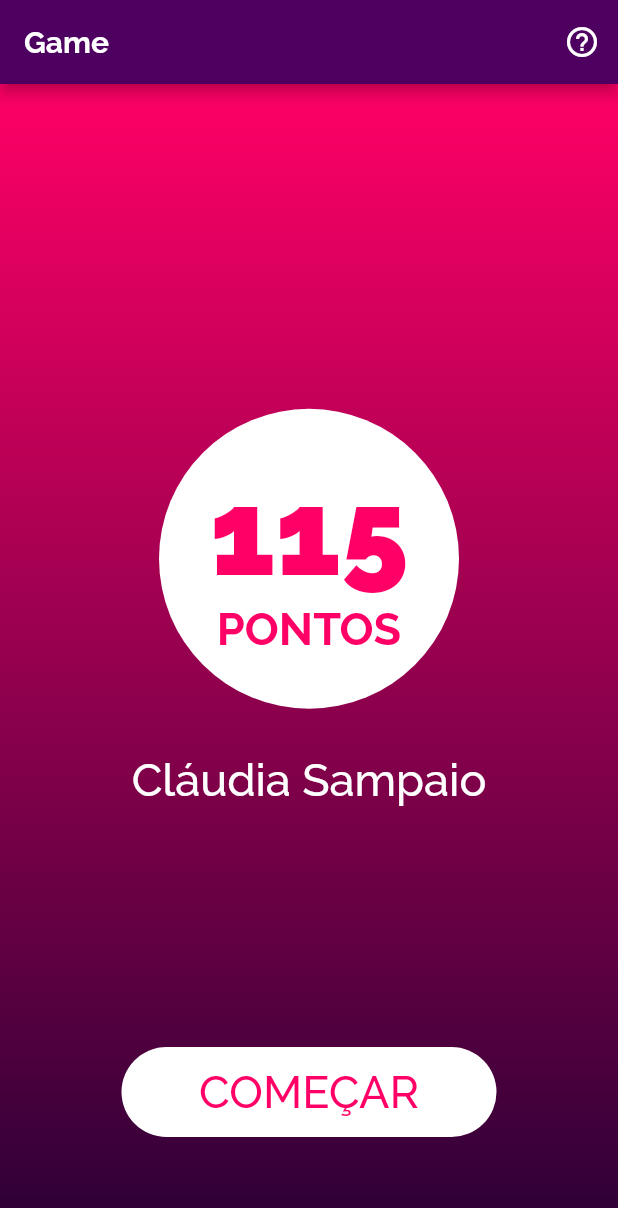
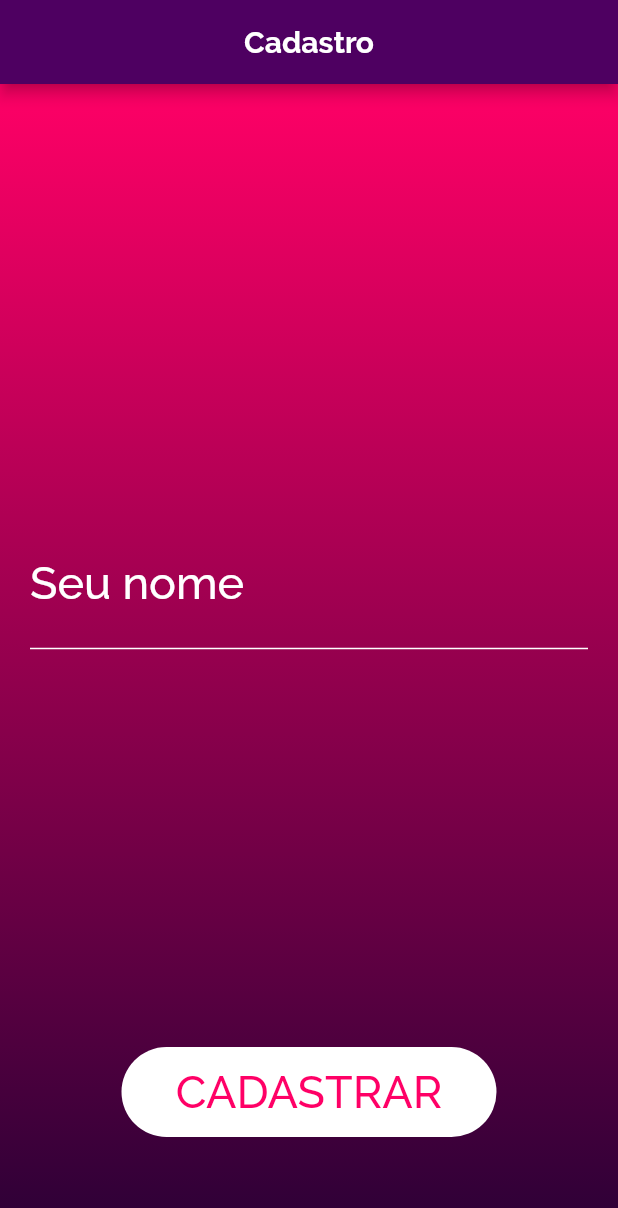
Before and after one commit to Janilso/jogo-contabil, a Flutter app: the screen it shows after launch, on a phone screen of 412 x 824 dp. Shown: the top 1208 px of the screen. Run offline on Flutter 3.47's test engine with Material 2 defaults, Android fonts, the light colour scheme and no system bars; our stand-ins replace shared_preferences, toast.

Commit message:
Pontuaçao e nome do jogador em sharedPreference

```diff
--- /dev/null
+++ b/lib/components/input.dart
@@ -0,0 +1,26 @@
+import 'package:flutter/material.dart';
+
+class CustomTextFormField extends StatelessWidget {
+  final TextInputType keyboardType;
+  final String labelText;
+  final TextEditingController controlador;
+
+  CustomTextFormField({
+    @required this.labelText,
+    this.keyboardType,
+    this.controlador,
+  });
+
+  @override
+  Widget build(BuildContext context) {
+    return TextFormField(
+      controller: controlador,
+      keyboardType: keyboardType,
+      decoration: InputDecoration(
+        labelText: this.labelText,
+      ),
+      style: Theme.of(context).textTheme.display1,
+      cursorColor: Colors.white,
+    );
+  }
+}
--- a/lib/main.dart
+++ b/lib/main.dart
@@ -1,6 +1,7 @@
 import 'package:flutter/material.dart';
-import 'package:jogocontabil/pages/inicio.dart';
+import 'package:jogocontabil/pages/cadastro.dart';
 import 'package:provider/provider.dart';
+import 'package:shared_preferences/shared_preferences.dart';
 
 import 'controller/id-pergunta-provider.dart';
 // import 'package:jogocontabil/pages/pergutas-view.dart';
@@ -8,6 +9,15 @@ import 'controller/id-pergunta-provider.dart';
 void main() => runApp(MyApp());
 
 class MyApp extends StatelessWidget {
+  Future<bool> isCadastrado() async {
+    bool retorno = false;
+    var prefs = await SharedPreferences.getInstance();
+    var logged = await prefs.getBool('cadastrado');
+    if (logged != null) retorno = logged;
+    print(retorno);
+    return retorno;
+  }
+
   @override
   Widget build(BuildContext context) {
     return MultiProvider(
@@ -32,8 +42,24 @@ class MyApp extends StatelessWidget {
                 color: Color(0xffFF99C2),
                 fontSize: 20,
               ),
+              display1: TextStyle(
+                fontWeight: FontWeight.w500,
+                color: Colors.white,
+                fontSize: 30,
+                decoration: TextDecoration.none,
+              )),
+          primarySwatch: Colors.blue,
+          inputDecorationTheme: InputDecorationTheme(
+            labelStyle: TextStyle(
+              color: Colors.white,
+              fontWeight: FontWeight.w500,
             ),
-          primarySwatch: Colors.blue,
+            enabledBorder: UnderlineInputBorder(
+              borderSide: BorderSide(
+                color: Colors.white,
+              ),
+            ),
+          ),
           primaryColor: Color(0xffff0066),
           fontFamily: 'Raleway',
           buttonTheme: ButtonThemeData(
@@ -41,7 +67,7 @@ class MyApp extends StatelessWidget {
             textTheme: ButtonTextTheme.primary,
           ),
         ),
-        home: HomePage(),
+        home: Cadastro(),
       ),
     );
   }
--- a/lib/models/jogador-model.dart
+++ b/lib/models/jogador-model.dart
@@ -3,4 +3,16 @@ class JogadorModel {
   int pontuacao;
 
   JogadorModel({this.nome, this.pontuacao});
+
+  JogadorModel.fromJson(Map<String, dynamic> json) {
+    nome = json['nome'];
+    pontuacao = json['pontuacao'];
+  }
+
+  Map<String, dynamic> toJson() {
+    final Map<String, dynamic> data = new Map<String, dynamic>();
+    data['nome'] = this.nome;
+    data['pontuacao'] = this.pontuacao;
+    return data;
+  }
 }
--- /dev/null
+++ b/lib/pages/cadastro.dart
@@ -0,0 +1,112 @@
+import 'package:flutter/cupertino.dart';
+import 'package:flutter/material.dart';
+import 'package:jogocontabil/components/button.dart';
+import 'package:jogocontabil/components/input.dart';
+import 'package:jogocontabil/pages/inicio.dart';
+import 'package:shared_preferences/shared_preferences.dart';
+import 'package:toast/toast.dart';
+
+class Cadastro extends StatefulWidget {
+  @override
+  _CadastroState createState() => _CadastroState();
+}
+
+class _CadastroState extends State<Cadastro> {
+  addJogador(TextEditingController controlador) async {
+    var prefs = await SharedPreferences.getInstance();
+    await prefs.setInt("pontuacao", 0);
+    await prefs.setString('nome', controlador.text)
+        ? savedJogador()
+        : Toast.show(
+            "Erro ao cadastrar",
+            context,
+            duration: Toast.LENGTH_SHORT,
+            gravity: Toast.BOTTOM,
+          );
+  }
+
+  savedJogador() async {
+    var prefs = await SharedPreferences.getInstance();
+    await prefs.setBool('cadastrado', true)
+        ? Navigator.pushReplacement(
+            context,
+            CupertinoPageRoute(builder: (BuildContext context) => HomePage()),
+          )
+        : Toast.show(
+            "Erro ao salvar cadastro",
+            context,
+            duration: Toast.LENGTH_SHORT,
+            gravity: Toast.BOTTOM,
+          );
+  }
+
+  var controladorJogador = TextEditingController();
+  @override
+  Widget build(BuildContext context) {
+    return Scaffold(
+      backgroundColor: Colors.black,
+      appBar: AppBar(
+        title: Text(
+          "Cadastro",
+          style: TextStyle(
+            fontWeight: FontWeight.w700,
+          ),
+        ),
+        centerTitle: true,
+        backgroundColor: Color(0xff4E0061),
+      ),
+      body: Container(
+        decoration: BoxDecoration(
+          gradient: LinearGradient(
+              begin: Alignment.topCenter,
+              end: Alignment.bottomCenter,
+              colors: [Color(0xffFF0066), Color(0xff2B0036)]),
+        ),
+        child: Center(
+          child: Column(
+            mainAxisAlignment: MainAxisAlignment.center,
+            children: <Widget>[
+              SingleChildScrollView(
+                child: Container(
+                  padding: EdgeInsets.symmetric(
+                    horizontal: 20.0,
+                  ),
+                  child: Column(
+                    mainAxisAlignment: MainAxisAlignment.center,
+                    children: <Widget>[
+                      CustomTextFormField(
+                        labelText: "Seu nome",
+                        keyboardType: TextInputType.text,
+                        controlador: controladorJogador,
+                      ),
+                      SizedBox(
+                        height: 100,
+                      ),
+                    ],
+                  ),
+                ),
+              )
+            ],
+          ),
+        ),
+      ),
+      floatingActionButton: Padding(
+        padding: EdgeInsets.fromLTRB(0, 0, 0, 50),
+        child: CustomButton(
+          text: "CADASTRAR",
+          onPressed: () {
+            controladorJogador.text.isEmpty
+                ? Toast.show(
+                    "Por favor, digite seu nome!",
+                    context,
+                    duration: Toast.LENGTH_SHORT,
+                    gravity: Toast.BOTTOM,
+                  )
+                : addJogador(controladorJogador);
+          },
+        ),
+      ),
+      floatingActionButtonLocation: FloatingActionButtonLocation.centerFloat,
+    );
+  }
+}
--- a/lib/pages/inicio.dart
+++ b/lib/pages/inicio.dart
@@ -1,7 +1,10 @@
 import 'package:flutter/cupertino.dart';
 import 'package:flutter/material.dart';
 import 'package:jogocontabil/components/button.dart';
+import 'package:jogocontabil/models/jogador-model.dart';
 import 'package:jogocontabil/pages/pergutas-view.dart';
+import 'package:shared_preferences/shared_preferences.dart';
+import 'package:toast/toast.dart';
 
 class HomePage extends StatefulWidget {
   @override
@@ -9,8 +12,25 @@ class HomePage extends StatefulWidget {
 }
 
 class _HomePageState extends State<HomePage> {
+  JogadorModel jogador = JogadorModel();
+
   final int _pontuacao = 115;
   final String _nome = "Cláudia Sampaio";
+
+  _HomePageState() {
+    loadNameAndPontuacao(jogador);
+  }
+
+  Future loadNameAndPontuacao(JogadorModel jogador) async {
+    var prefs = await SharedPreferences.getInstance();
+    var nome = prefs.getString("nome");
+    var pontuacao = prefs.getInt("pontuacao");
+
+    nome != null ? jogador.nome = nome : print("Erro ao carregar nome");
+    pontuacao != null
+        ? jogador.pontuacao = pontuacao
+        : print("Erro ao carregar pontuação");
+  }
 
   @override
   Widget build(BuildContext context) {
@@ -54,7 +74,7 @@ class _HomePageState extends State<HomePage> {
                   mainAxisAlignment: MainAxisAlignment.center,
                   children: <Widget>[
                     Text(
-                      "$_pontuacao",
+                      jogador.pontuacao.toString(),
                       textAlign: TextAlign.center,
                       style: TextStyle(
                         fontSize: 80,
@@ -76,7 +96,7 @@ class _HomePageState extends State<HomePage> {
                 height: 30,
               ),
               Text(
-                _nome,
+                jogador.nome.toString(),
                 style: TextStyle(
                   fontWeight: FontWeight.w500,
                   color: Colors.white,
--- a/pubspec.yaml
+++ b/pubspec.yaml
@@ -25,6 +25,7 @@ dependencies:
   cupertino_icons: ^0.1.2
   toast: ^0.1.5
   provider: ^3.1.0+1
+  shared_preferences: ^0.5.3+5
 
 dev_dependencies:
   flutter_test:
```
Also changed, not shown: lib/pages/pergutas-view.dart (+0 -12 lines), pubspec.lock. Lines whose indentation alone changed are shown as unchanged.
